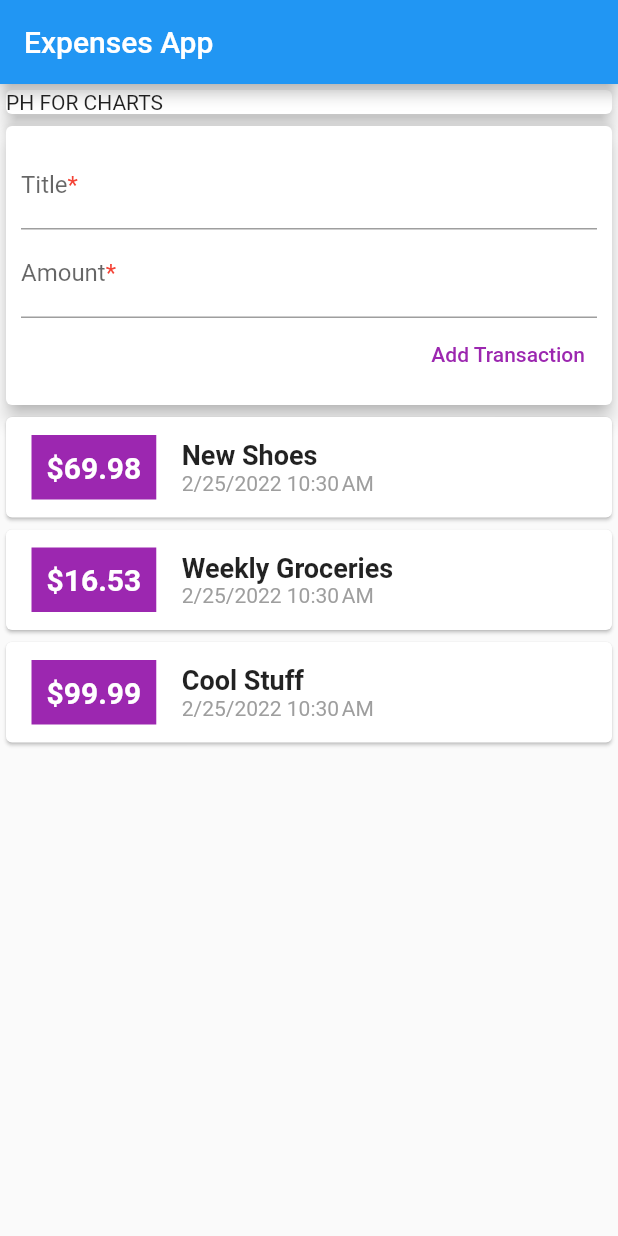
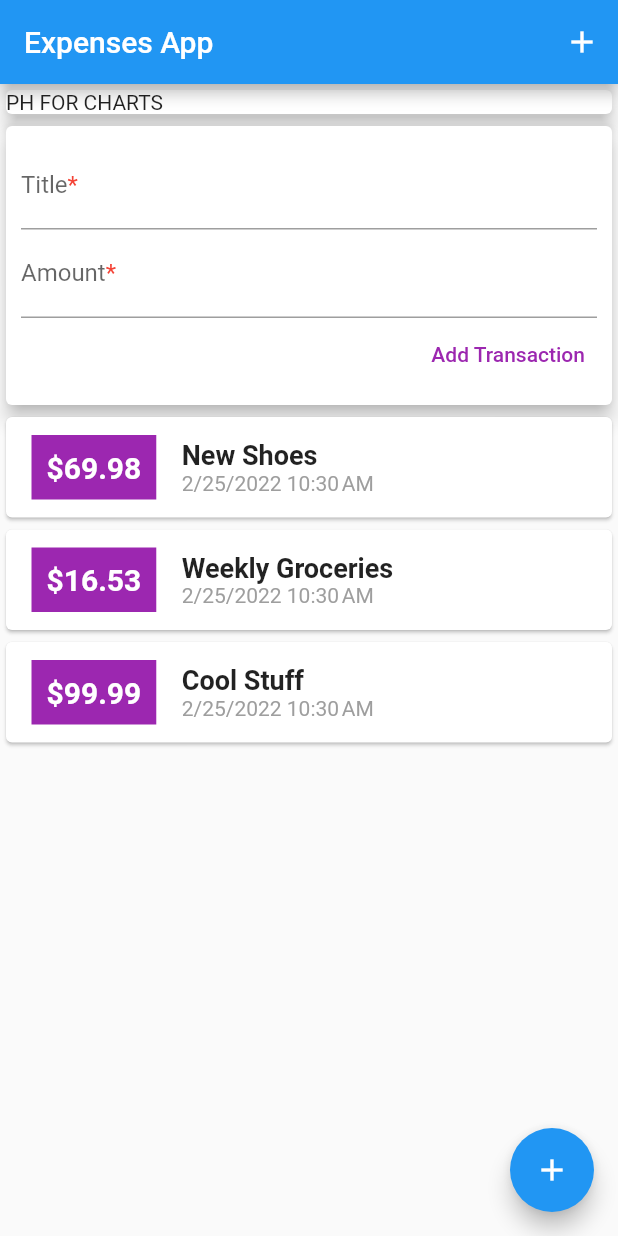
Before and after one commit to mubinbin/expenses_app, a Flutter app: the screen it shows after launch, on a phone screen of 412 x 824 dp. Run offline on Flutter 3.47's test engine with Material 2 defaults, Android fonts, the phone set to English and light mode, and no system bars.

Commit message:
Update home.dart
added appBarButton and FloatingActionButton UI

```diff
--- a/lib/widgets/home.dart
+++ b/lib/widgets/home.dart
@@ -7,7 +7,15 @@ class MyHomePage extends StatelessWidget {
   @override
   Widget build(BuildContext context) {
     return Scaffold(
-      appBar: AppBar(title: const Text('Expenses App')),
+      appBar: AppBar(
+        title: const Text('Expenses App'),
+        actions: const <Widget>[
+          IconButton(
+            onPressed: null,
+            icon: Icon(Icons.add, color: Colors.white),
+          )
+        ],
+      ),
       body: SingleChildScrollView(
         child: Column(
           crossAxisAlignment: CrossAxisAlignment.stretch,
@@ -24,6 +32,10 @@ class MyHomePage extends StatelessWidget {
           ],
         ),
       ),
+      floatingActionButton: const FloatingActionButton(
+        onPressed: null,
+        child: Icon(Icons.add),
+      ),
     );
   }
 }
```
